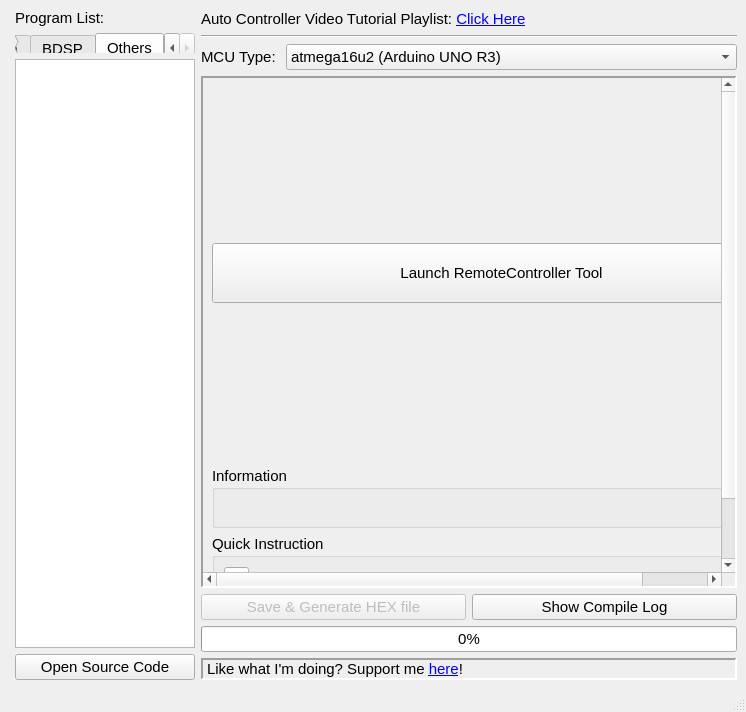
Old version of the form autocontrollerwindow.ui in the repository brianuuu/AutoControllerHelper.
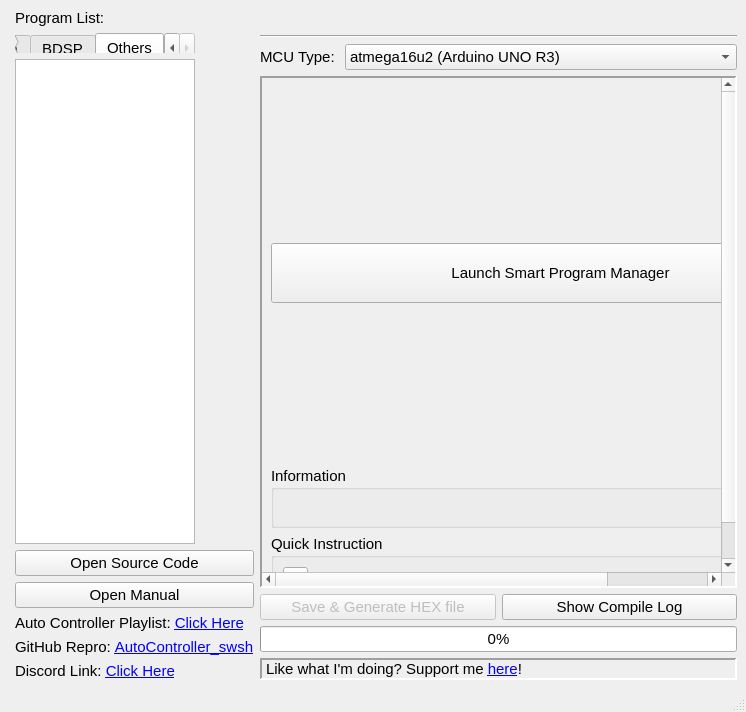
New version of the form. The open tabs and pages were chosen to show the change.

Commit message: Add various links to bottom left

Patch:
```diff
--- a/autocontrollerwindow.ui
+++ b/autocontrollerwindow.ui
@@ -134,25 +134,73 @@
         </property>
        </widget>
       </item>
+      <item>
+       <widget class="QPushButton" name="PB_Manual">
+        <property name="minimumSize">
+         <size>
+          <width>110</width>
+          <height>0</height>
+         </size>
+        </property>
+        <property name="text">
+         <string>Open Manual</string>
+        </property>
+       </widget>
+      </item>
+      <item>
+       <widget class="QLabel" name="label_26">
+        <property name="text">
+         <string>&lt;html&gt;&lt;head/&gt;&lt;body&gt;&lt;p&gt;Auto Controller Playlist: &lt;a href=&quot;https://www.youtube.com/playlist?list=PLrAfKLfOSiGFv6wjohlEXQqYjEIoBOkfX&quot;&gt;&lt;span style=&quot; text-decoration: underline; color:#0000ff;&quot;&gt;Click Here&lt;/span&gt;&lt;/a&gt;&lt;/p&gt;&lt;/body&gt;&lt;/html&gt;</string>
+        </property>
+        <property name="textFormat">
+         <enum>Qt::RichText</enum>
+        </property>
+        <property name="openExternalLinks">
+         <bool>true</bool>
+        </property>
+        <property name="textInteractionFlags">
+         <set>Qt::TextBrowserInteraction</set>
+        </property>
+       </widget>
+      </item>
+      <item>
+       <widget class="QLabel" name="label_37">
+        <property name="text">
+         <string>&lt;html&gt;&lt;head/&gt;&lt;body&gt;&lt;p&gt;GitHub Repro: &lt;a href=&quot;https://github.com/brianuuu/AutoController_swsh&quot;&gt;&lt;span style=&quot; text-decoration: underline; color:#0000ff;&quot;&gt;AutoController_swsh&lt;/span&gt;&lt;/a&gt;&lt;/p&gt;&lt;/body&gt;&lt;/html&gt;</string>
+        </property>
+        <property name="textFormat">
+         <enum>Qt::RichText</enum>
+        </property>
+        <property name="openExternalLinks">
+         <bool>true</bool>
+        </property>
+        <property name="textInteractionFlags">
+         <set>Qt::TextBrowserInteraction</set>
+        </property>
+       </widget>
+      </item>
+      <item>
+       <widget class="QLabel" name="label_38">
+        <property name="text">
+         <string>&lt;html&gt;&lt;head/&gt;&lt;body&gt;&lt;p&gt;Discord Link: &lt;a href=&quot;https://discord.gg/GWEurpGZNM&quot;&gt;&lt;span style=&quot; text-decoration: underline; color:#0000ff;&quot;&gt;Click Here&lt;/span&gt;&lt;/a&gt;&lt;/p&gt;&lt;/body&gt;&lt;/html&gt;</string>
+        </property>
+        <property name="textFormat">
+         <enum>Qt::RichText</enum>
+        </property>
+        <property name="openExternalLinks">
+         <bool>true</bool>
+        </property>
+        <property name="textInteractionFlags">
+         <set>Qt::TextBrowserInteraction</set>
+        </property>
+       </widget>
+      </item>
      </layout>
     </item>
     <item>
      <layout class="QVBoxLayout" name="verticalLayout_38">
       <item>
        <layout class="QHBoxLayout" name="horizontalLayout_28">
-        <item>
-         <widget class="QLabel" name="label_26">
-          <property name="text">
-           <string>&lt;html&gt;&lt;head/&gt;&lt;body&gt;&lt;p&gt;Auto Controller Video Tutorial Playlist: &lt;a href=&quot;https://www.youtube.com/playlist?list=PLrAfKLfOSiGFv6wjohlEXQqYjEIoBOkfX&quot;&gt;&lt;span style=&quot; text-decoration: underline; color:#0000ff;&quot;&gt;Click Here&lt;/span&gt;&lt;/a&gt;&lt;/p&gt;&lt;/body&gt;&lt;/html&gt;</string>
-          </property>
-          <property name="openExternalLinks">
-           <bool>true</bool>
-          </property>
-          <property name="textInteractionFlags">
-           <set>Qt::TextBrowserInteraction</set>
-          </property>
-         </widget>
-        </item>
         <item>
          <spacer name="horizontalSpacer_35">
           <property name="orientation">
@@ -2798,7 +2846,7 @@
                  </size>
                 </property>
                 <property name="text">
-                 <string>Launch RemoteController Tool</string>
+                 <string>Launch Smart Program Manager</string>
                 </property>
                </widget>
               </item>
@@ -2935,19 +2983,6 @@
                  </item>
                 </layout>
                </item>
-               <item>
-                <widget class="QPushButton" name="PB_Manual">
-                 <property name="minimumSize">
-                  <size>
-                   <width>110</width>
-                   <height>0</height>
-                  </size>
-                 </property>
-                 <property name="text">
-                  <string>Open Manual &amp;&amp; Check Detail Instructions</string>
-                 </property>
-                </widget>
-               </item>
               </layout>
              </item>
             </layout>
```
Left out of the diff: 2 changed lines with no effect on the pictures.
